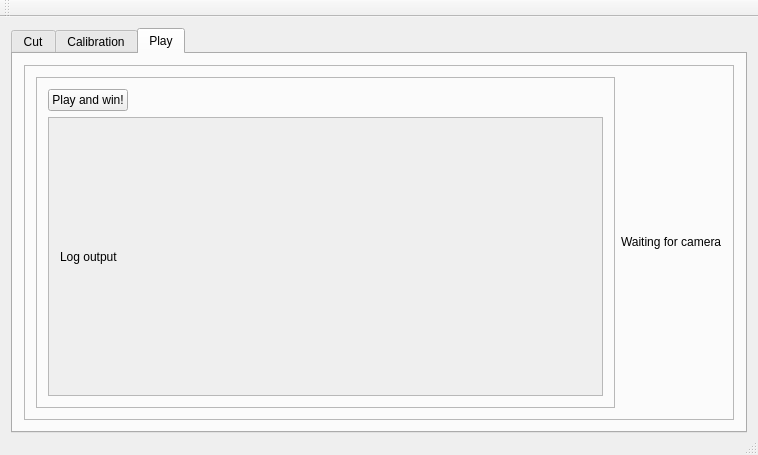
Above: mainwindow.ui from quique0194/UmayuxVsss before the change. Below: the same form after it.
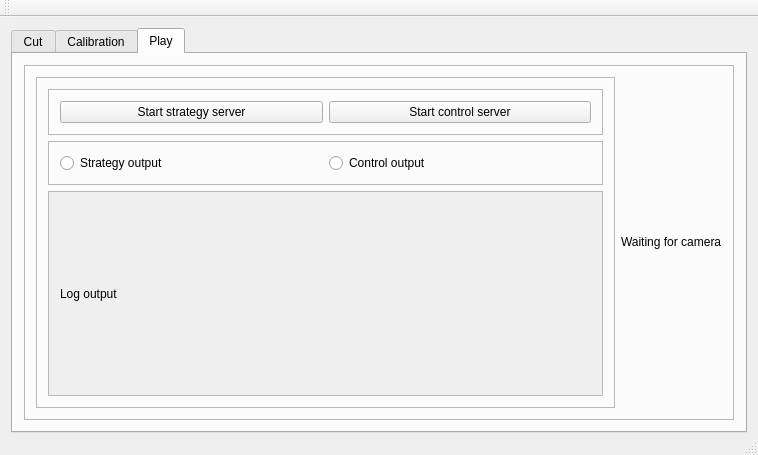
That is the form after the change. The open tabs and pages were chosen to show the change. Custom widgets are drawn as their Qt base class.

The edit to the form file:
```diff
--- a/mainwindow.ui
+++ b/mainwindow.ui
@@ -669,16 +669,61 @@
              </property>
              <layout class="QVBoxLayout" name="verticalLayout_14">
               <item>
-               <widget class="QPushButton" name="pushButton">
-                <property name="sizePolicy">
-                 <sizepolicy hsizetype="Fixed" vsizetype="Fixed">
-                  <horstretch>0</horstretch>
-                  <verstretch>0</verstretch>
-                 </sizepolicy>
+               <widget class="QFrame" name="frame_11">
+                <property name="frameShape">
+                 <enum>QFrame::StyledPanel</enum>
                 </property>
-                <property name="text">
-                 <string>Play and win!</string>
+                <property name="frameShadow">
+                 <enum>QFrame::Raised</enum>
                 </property>
+                <layout class="QHBoxLayout" name="horizontalLayout_7">
+                 <item>
+                  <widget class="QPushButton" name="startStrategy">
+                   <property name="sizePolicy">
+                    <sizepolicy hsizetype="Minimum" vsizetype="Fixed">
+                     <horstretch>0</horstretch>
+                     <verstretch>0</verstretch>
+                    </sizepolicy>
+                   </property>
+                   <property name="text">
+                    <string>Start strategy server</string>
+                   </property>
+                  </widget>
+                 </item>
+                 <item>
+                  <widget class="QPushButton" name="startControl">
+                   <property name="text">
+                    <string>Start control server</string>
+                   </property>
+                  </widget>
+                 </item>
+                </layout>
+               </widget>
+              </item>
+              <item>
+               <widget class="QFrame" name="frame_12">
+                <property name="frameShape">
+                 <enum>QFrame::StyledPanel</enum>
+                </property>
+                <property name="frameShadow">
+                 <enum>QFrame::Raised</enum>
+                </property>
+                <layout class="QHBoxLayout" name="horizontalLayout_8">
+                 <item>
+                  <widget class="QRadioButton" name="viewStrategyOutput">
+                   <property name="text">
+                    <string>Strategy output</string>
+                   </property>
+                  </widget>
+                 </item>
+                 <item>
+                  <widget class="QRadioButton" name="viewControlOutput">
+                   <property name="text">
+                    <string>Control output</string>
+                   </property>
+                  </widget>
+                 </item>
+                </layout>
                </widget>
               </item>
               <item>
@@ -692,7 +737,7 @@
                    <x>0</x>
                    <y>0</y>
                    <width>577</width>
-                   <height>278</height>
+                   <height>215</height>
                   </rect>
                  </property>
                  <layout class="QVBoxLayout" name="verticalLayout_15">
```
Left out of the diff: 4 changed lines with no effect on the pictures.
